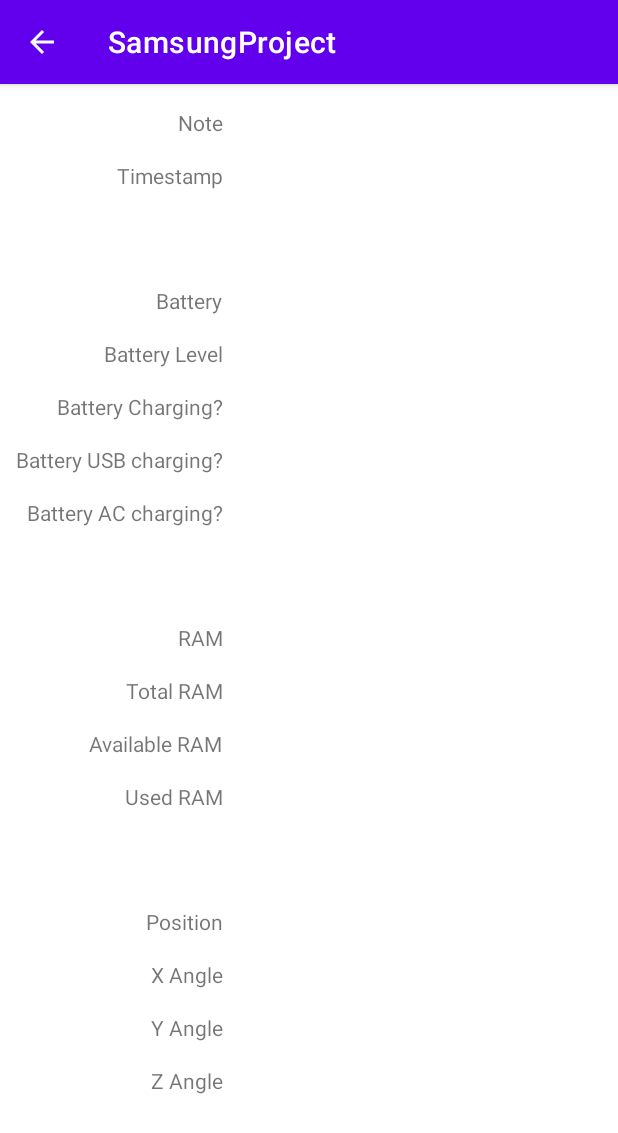
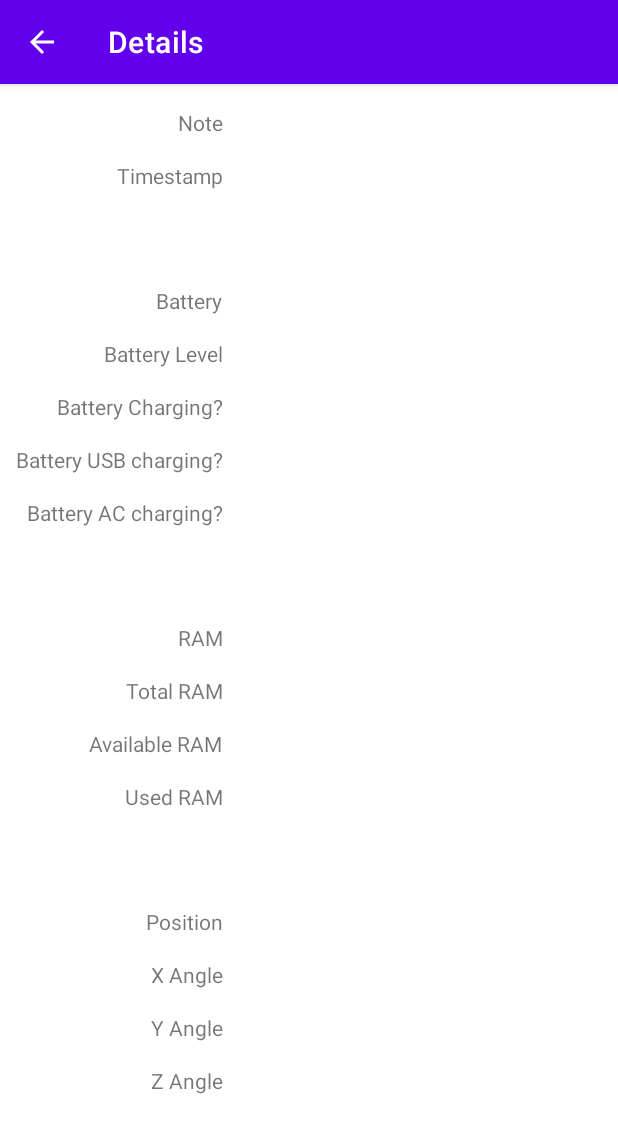
Before and after one commit to alpha900i/HardwareDataListener, an Android app: the DetailsActivity screen opened directly, with no data from a screen before it, on a phone screen of 412 x 824 dp. Shown: the top 1133 px of the screen. Run offline under Robolectric (Android 15) with nearby library versions, the phone set to English and light mode, and no system bars; our stand-ins replace Room's generated code.

Commit message:
Custom titles for both activities

```diff
--- a/app/src/main/java/com/alpha900i/samsungproject/view/DetailsActivity.java
+++ b/app/src/main/java/com/alpha900i/samsungproject/view/DetailsActivity.java
@@ -24,6 +24,8 @@ public class DetailsActivity extends AppCompatActivity {
             getSupportActionBar().setDisplayHomeAsUpEnabled(true);
         }
 
+        setTitle(getString(R.string.details_title));
+
         Intent incomingIntent = getIntent();
         if(incomingIntent!=null) {
             logEntryId = incomingIntent.getLongExtra(LOG_ENTRY_ID_KEY, 0);
--- a/app/src/main/java/com/alpha900i/samsungproject/view/MainActivity.java
+++ b/app/src/main/java/com/alpha900i/samsungproject/view/MainActivity.java
@@ -22,6 +22,8 @@ public class MainActivity extends AppCompatActivity {
     protected void onCreate(Bundle savedInstanceState) {
         super.onCreate(savedInstanceState);
         setContentView(R.layout.activity_with_fragment);
+
+        setTitle(getString(R.string.log_title));
 
         infoFragment = MasterListFragment.newInstance();
         FragmentManager fragmentManager = getSupportFragmentManager();
--- a/app/src/main/res/values/strings.xml
+++ b/app/src/main/res/values/strings.xml
@@ -26,4 +26,6 @@
     <string name="memory_placeholder">%d KB</string>
     <string name="field_value_yes">Yes</string>
     <string name="field_value_no">No</string>
+    <string name="details_title">Details</string>
+    <string name="log_title">Log</string>
 </resources>
```
